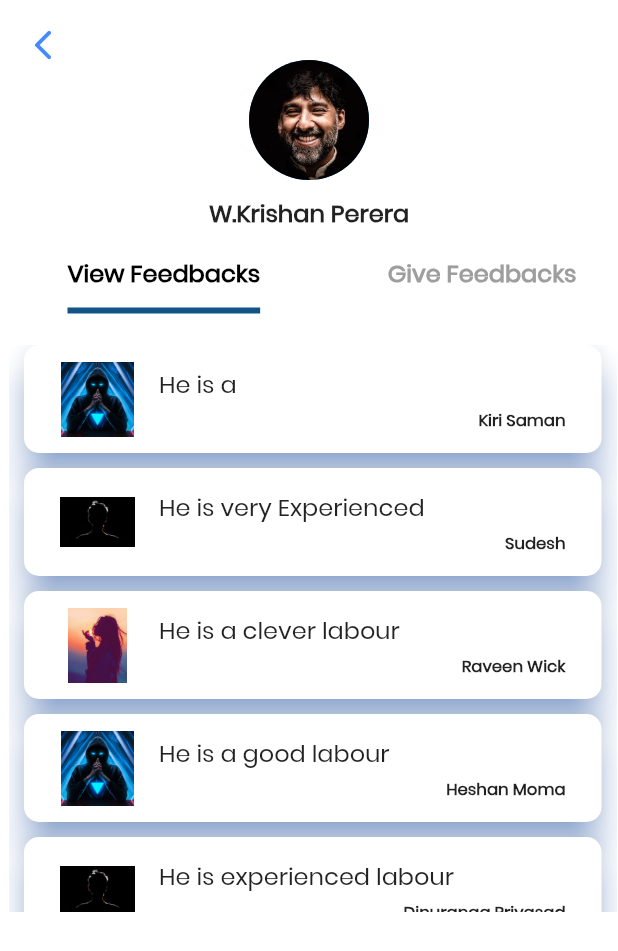
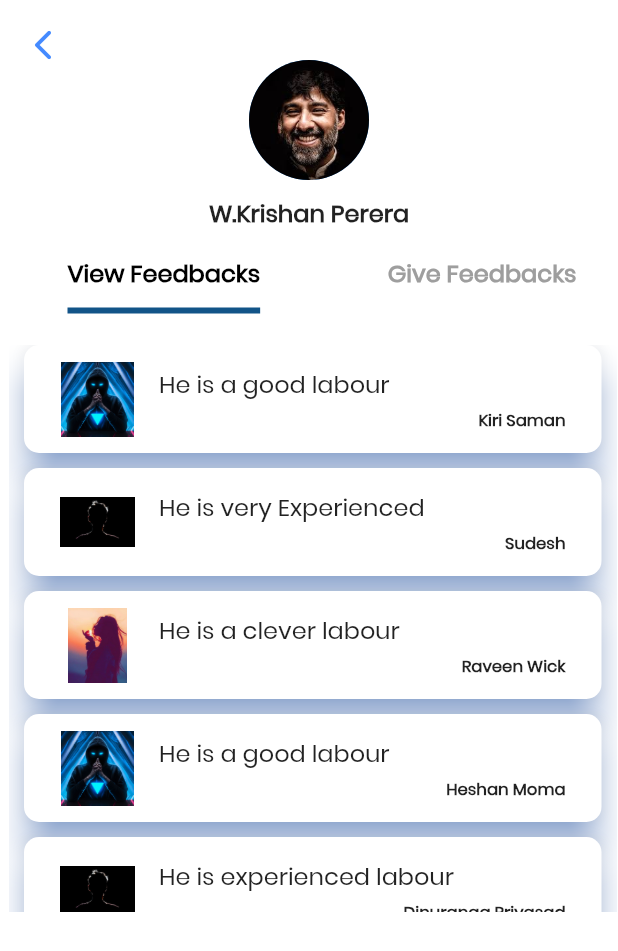
Before and after one commit to ProSiteGroup2/ProSite, a Flutter app: the FeedbackV screen opened directly, on a phone screen of 412 x 824 dp. Shown: the top 951 px of the screen. Run offline on Flutter 3.47's test engine with Material 2 defaults, Android fonts, the phone set to English and light mode, and no system bars; missing offline and left inert: dart:ffi.

Commit message:
feed change 2

```diff
--- a/lib/pages/feedback view.dart
+++ b/lib/pages/feedback view.dart
@@ -15,7 +15,7 @@ class _FeedbackVState extends State<FeedbackV> with TickerProviderStateMixin {
     TabController _tabController = TabController(length: 2, vsync: this);
     TextEditingController _feedbackController = TextEditingController();
     List<Feedbacks> feedbacks = [
-      Feedbacks('He is a ', 'Kiri Saman', 'worker1.jpg'),
+      Feedbacks('He is a good labour', 'Kiri Saman', 'worker1.jpg'),
       Feedbacks('He is very Experienced', 'Sudesh', 'worker2.jpg'),
       Feedbacks('He is a clever labour', 'Raveen Wick', 'worker3.jpg'),
       Feedbacks('He is a good labour', 'Heshan Moma', 'worker1.jpg'),
```
